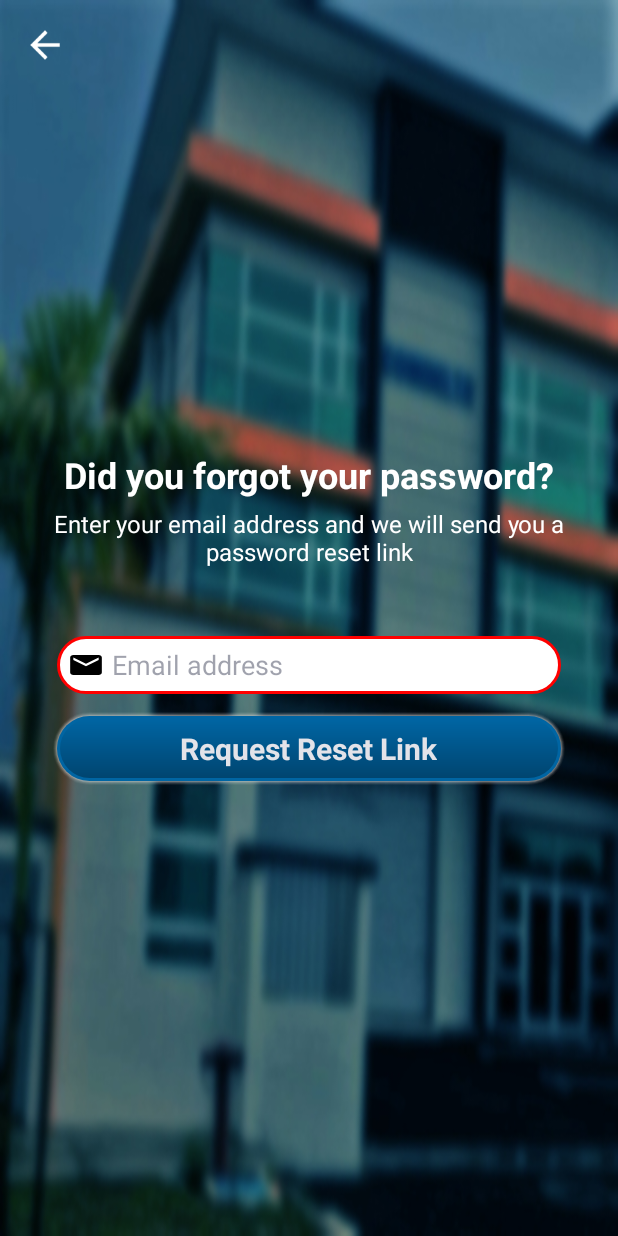
After one commit to YousfYousry/Smart-Bracelet-Tracker, an Android app: the ForgotPasswordActivity screen opened directly, with no data from a screen before it, on a phone screen of 412 x 824 dp. The commit adds this screen. Run offline under Robolectric (Android 15) with nearby library versions, the phone set to English and light mode, and no system bars; our stand-ins replace Firebase (no records; nobody signed in at launch, a user with empty details on screens opened directly).

Commit message:
forgot password

```diff
--- a/app/src/main/AndroidManifest.xml
+++ b/app/src/main/AndroidManifest.xml
@@ -5,8 +5,10 @@
 
     <uses-permission android:name="android.permission.WRITE_EXTERNAL_STORAGE" />
     <uses-permission android:name="android.permission.READ_EXTERNAL_STORAGE" />
+
     <uses-feature android:name="android.hardware.camera" />
     <uses-feature android:name="android.hardware.camera.autofocus" />
+
     <uses-permission android:name="android.permission.CAMERA" />
     <uses-permission android:name="android.permission.VIBRATE" />
     <uses-permission android:name="android.permission.ACCESS_COARSE_LOCATION" />
@@ -20,12 +22,13 @@
     <uses-permission android:name="android.permission.RECEIVE_BOOT_COMPLETED" />
     <uses-permission android:name="android.permission.REQUEST_IGNORE_BATTERY_OPTIMIZATIONS" />
 
-    <uses-feature android:name="android.hardware.bluetooth_le" android:required="true" />
+    <uses-feature
+        android:name="android.hardware.bluetooth_le"
+        android:required="true" />
     <uses-feature android:name="android.hardware.bluetooth" />
 
     <uses-permission android:name="android.permission.BLUETOOTH" />
     <uses-permission android:name="android.permission.CAMERA" />
-
 
     <application
         android:allowBackup="true"
@@ -34,12 +37,18 @@
         android:roundIcon="@mipmap/ic_launcher_round"
         android:supportsRtl="true"
         android:theme="@style/AppTheme">
+        <activity android:name=".Activities.ForgotPasswordActivity"
+            android:configChanges="orientation"
+            android:screenOrientation="portrait"
+            android:theme="@style/AppTheme.NoActionBar"/>
+
         <receiver
             android:name=".BroadcastReceivers.GeofenceBroadcastReceiver"
             android:enabled="true"
-            android:exported="true"/>
+            android:exported="true" />
 
-        <activity android:name=".Activities.User.announcementForUser"
+        <activity
+            android:name=".Activities.User.announcementForUser"
             android:configChanges="orientation"
             android:screenOrientation="portrait"
             android:theme="@style/AppTheme.NoActionBar" />
--- /dev/null
+++ b/app/src/main/java/com/example/fevertracker/Activities/ForgotPasswordActivity.java
@@ -0,0 +1,59 @@
+package com.example.fevertracker.Activities;
+
+import androidx.appcompat.app.AppCompatActivity;
+
+import android.content.Context;
+import android.os.Bundle;
+import android.text.TextUtils;
+import android.view.View;
+import android.widget.EditText;
+import android.widget.ProgressBar;
+import android.widget.Toast;
+import com.example.fevertracker.R;
+import com.google.firebase.auth.FirebaseAuth;
+
+import java.util.Objects;
+
+public class ForgotPasswordActivity extends AppCompatActivity {
+
+    Context context=this;
+    EditText emailAddress;
+    ProgressBar progressBar;
+
+    public void onback(View view) {
+        onBackPressed();
+    }
+
+    public void SendEmail(View view) {
+        final String emailString = emailAddress.getText().toString().trim();
+
+        if (TextUtils.isEmpty(emailString)) {
+            emailAddress.setError("Email address is Required.");
+            return;
+        }
+
+        progressBar.setVisibility(View.VISIBLE);
+        FirebaseAuth.getInstance().sendPasswordResetEmail(emailString).addOnCompleteListener(task -> {
+            if(task.isSuccessful()){
+                Toast.makeText(context, "A resent link has been sent to your email successfully",Toast.LENGTH_LONG).show();
+            }else{
+                Toast.makeText(context, Objects.requireNonNull(task.getException()).getMessage(),Toast.LENGTH_LONG).show();
+            }
+            progressBar.setVisibility(View.GONE);
+        });
+    }
+
+    @Override
+    protected void onCreate(Bundle savedInstanceState) {
+        super.onCreate(savedInstanceState);
+        setContentView(R.layout.activity_forgot_password);
+        emailAddress = findViewById(R.id.emailAddress);
+        emailAddress.setText(getIntent().getStringExtra("EmailAddress"));
+        progressBar = findViewById(R.id.progressBar);
+    }
+
+    @Override
+    public void onBackPressed() {
+        super.onBackPressed();
+    }
+}
--- a/app/src/main/java/com/example/fevertracker/Activities/MainActivity_RegisterActivity.java
+++ b/app/src/main/java/com/example/fevertracker/Activities/MainActivity_RegisterActivity.java
@@ -101,7 +101,9 @@ public class MainActivity_RegisterActivity extends AppCompatActivity {
     }
 
     public void Forgot(View view){
-        Toast.makeText(activity, "Under maintenance!", Toast.LENGTH_SHORT).show();
+        Intent intent = new Intent(getBaseContext(), ForgotPasswordActivity.class);
+        intent.putExtra("EmailAddress", emailE.getText().toString());
+        startActivity(intent);
     }
 
     public void Register(View view) {
--- a/app/src/main/res/layout/activity_dashboard_admin.xml
+++ b/app/src/main/res/layout/activity_dashboard_admin.xml
@@ -1,5 +1,6 @@
 <?xml version="1.0" encoding="utf-8"?>
-<androidx.coordinatorlayout.widget.CoordinatorLayout xmlns:android="http://schemas.android.com/apk/res/android"
+<androidx.coordinatorlayout.widget.CoordinatorLayout
+    xmlns:android="http://schemas.android.com/apk/res/android"
     xmlns:app="http://schemas.android.com/apk/res-auto"
     xmlns:tools="http://schemas.android.com/tools"
     android:layout_width="match_parent"
--- /dev/null
+++ b/app/src/main/res/layout/activity_forgot_password.xml
@@ -0,0 +1,139 @@
+<?xml version="1.0" encoding="utf-8"?>
+<RelativeLayout xmlns:android="http://schemas.android.com/apk/res/android"
+    xmlns:app="http://schemas.android.com/apk/res-auto"
+    xmlns:tools="http://schemas.android.com/tools"
+    android:layout_width="match_parent"
+    android:layout_height="match_parent"
+    tools:context=".Activities.ForgotPasswordActivity">
+
+    <ImageView
+        android:id="@+id/scrollView2"
+        android:layout_width="match_parent"
+        android:layout_height="match_parent"
+        android:background="@drawable/loggin_background2"
+        android:isScrollContainer="false"
+        app:layout_constraintBottom_toBottomOf="parent"
+        app:layout_constraintEnd_toEndOf="parent"
+        app:layout_constraintStart_toStartOf="parent"
+        app:layout_constraintTop_toTopOf="parent" />
+
+
+    <ImageView
+        android:layout_width="40dp"
+        android:layout_height="40dp"
+        android:layout_margin="10dp"
+        android:background="@drawable/ripple_effect_oval_no_background"
+        android:onClick="onback"
+        android:padding="5dp"
+        android:src="@drawable/ic_arrow_back_black_24dp" />
+
+
+    <LinearLayout
+        android:layout_width="match_parent"
+        android:layout_height="wrap_content"
+        android:layout_marginRight="17dp"
+        android:layout_marginLeft="17dp"
+        android:layout_centerInParent="true"
+        android:orientation="vertical">
+
+        <TextView
+            android:layout_width="wrap_content"
+            android:layout_height="wrap_content"
+            android:layout_gravity="center"
+            android:text="Did you forgot your password?"
+            android:layout_marginBottom="5dp"
+            android:textColor="#FFFFFF"
+            android:textSize="24sp"
+            android:textStyle="bold" />
+
+        <TextView
+            android:layout_width="wrap_content"
+            android:layout_height="wrap_content"
+            android:layout_gravity="center"
+            android:layout_marginBottom="40dp"
+            android:gravity="center"
+            android:text="Enter your email address and we will send you a password reset link"
+            android:textColor="#FFFFFF"
+            android:textSize="16sp" />
+
+
+        <FrameLayout
+            android:id="@+id/email"
+            android:layout_width="match_parent"
+            android:layout_marginRight="17dp"
+            android:layout_marginLeft="17dp"
+            android:layout_height="50dp">
+
+            <EditText
+                android:id="@+id/emailAddress"
+                android:layout_width="match_parent"
+                android:layout_height="45dp"
+                android:paddingLeft="40dp"
+                android:paddingRight="15dp"
+                android:hint="Email address"
+                android:layout_gravity="center"
+                android:textColorHint="@color/grey"
+                android:background="@drawable/edit_text_with_shadow"
+                android:inputType="textEmailAddress"
+                android:textColor="@color/colorPrimaryDark" />
+
+            <ImageView
+                android:layout_width="25dp"
+                android:layout_height="20dp"
+                android:layout_gravity="center_vertical"
+                android:layout_marginLeft="10dp"
+                android:scaleType="centerInside"
+                android:background="@drawable/ic_email_black_24dp" />
+        </FrameLayout>
+
+        <RelativeLayout
+            android:layout_width="match_parent"
+            android:layout_height="50dp"
+            android:layout_marginRight="17dp"
+            android:layout_marginLeft="17dp"
+            android:layout_gravity="right"
+            android:layout_marginTop="5dp">
+
+
+            <ImageButton
+                android:layout_width="match_parent"
+                android:layout_height="match_parent"
+                android:layout_gravity="center"
+                android:onClick="SendEmail"
+                android:scaleType="centerInside"
+                android:background="@drawable/shadow_button" />
+
+            <ImageButton
+                android:id="@+id/enter"
+                android:layout_width="match_parent"
+                android:layout_height="match_parent"
+                android:layout_gravity="center"
+                android:layout_margin="5dp"
+                android:onClick="SendEmail"
+                android:scaleType="centerInside"
+                android:background="@drawable/ripple_login" />
+
+
+
+            <TextView
+                android:id="@+id/enterTitle"
+                android:layout_width="wrap_content"
+                android:layout_height="wrap_content"
+                android:text="Request Reset Link"
+                android:textSize="20sp"
+                android:textStyle="bold"
+                android:layout_marginRight="10dp"
+                android:textColor="@color/backGroundColor"
+                android:layout_centerInParent="true"
+                android:layout_marginEnd="10dp" />
+        </RelativeLayout>
+
+    </LinearLayout>
+    <ProgressBar
+        android:id="@+id/progressBar"
+        android:layout_width="wrap_content"
+        android:layout_height="wrap_content"
+        android:visibility="gone"
+        android:background="@drawable/progress"
+        android:layout_centerInParent="true"/>
+</RelativeLayout>
```
